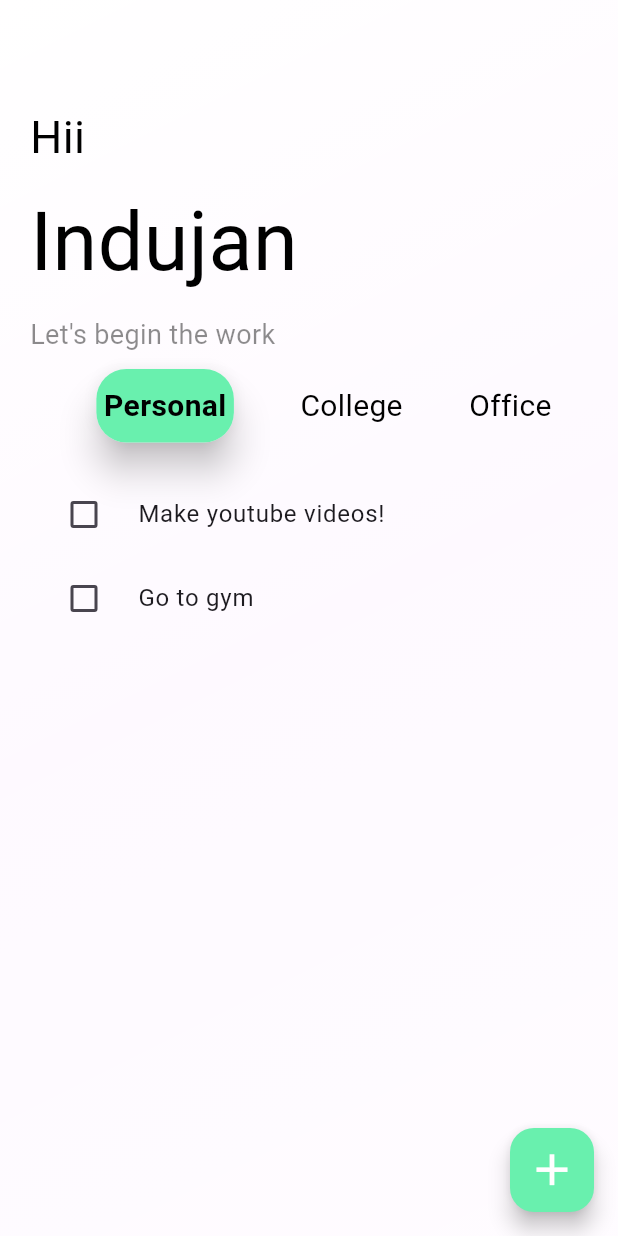
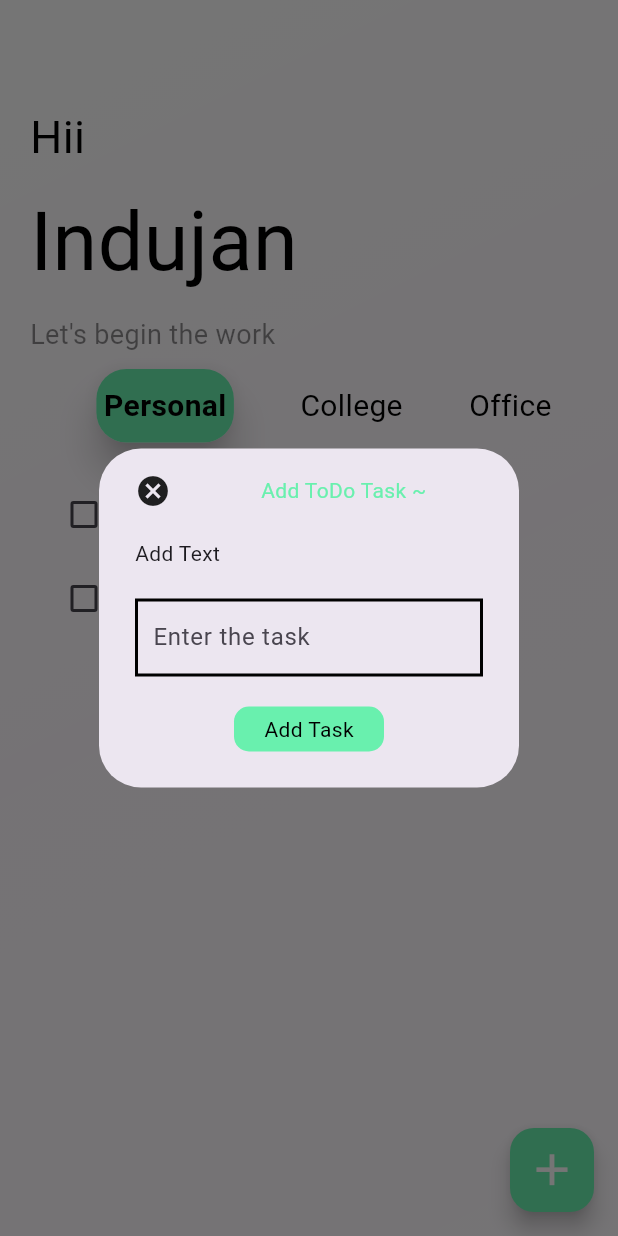
Before and after one commit to Indujan-Y/todo-list-using-flutter-and-firebase, a Flutter app: the screen it shows after launch, after a tap on the "add" icon, on a phone screen of 412 x 824 dp. Run offline on Flutter 3.47's test engine with Material 3 defaults, Android fonts, the phone set to English and light mode, and no system bars; our stand-ins replace firebase_core; accounts and stored records are empty.

Commit message:
add task dialog box done

```diff
--- a/lib/HomeScreen.dart
+++ b/lib/HomeScreen.dart
@@ -10,12 +10,15 @@ class HomeScreen extends StatefulWidget {
 
 class _HomeScreenState extends State<HomeScreen> {
   bool personal = true, college = false, office = false, suggest = false;
+  TextEditingController todoController = TextEditingController();
   @override
   Widget build(BuildContext context) {
     return Scaffold(
       floatingActionButton: FloatingActionButton(
         backgroundColor: Colors.greenAccent,
-        onPressed: () {},
+        onPressed: () {
+          openbox();
+        },
         child: const Icon(
           Icons.add,
           size: 35,
@@ -191,31 +194,111 @@ class _HomeScreenState extends State<HomeScreen> {
             ),
             CheckboxListTile(
               activeColor: Colors.greenAccent.shade400,
-              value: suggest, onChanged: (newValue) {
+              value: suggest,
+              onChanged: (newValue) {
                 setState(() {
                   suggest = newValue!;
                 });
               },
               controlAffinity: ListTileControlAffinity.leading,
-              title: const Text(
-                "Make youtube videos!"
-              ),
+              title: const Text("Make youtube videos!"),
             ),
             CheckboxListTile(
               activeColor: Colors.greenAccent.shade400,
-              value: suggest, onChanged: (newValue) {
+              value: suggest,
+              onChanged: (newValue) {
                 setState(() {
                   suggest = newValue!;
                 });
               },
               controlAffinity: ListTileControlAffinity.leading,
-              title: const Text(
-                "Go to gym"
-              ),
+              title: const Text("Go to gym"),
             ),
           ],
         ),
       ),
     );
   }
+
+  openbox() {
+    return showDialog(
+      context: context,
+      builder: (context) => AlertDialog(
+        content: SingleChildScrollView(
+          child: Column(
+            crossAxisAlignment: CrossAxisAlignment.start,
+            children: [
+              Row(
+                children: [
+                  GestureDetector(
+                    onTap: () {
+                      Navigator.pop(context);
+                    },
+                    child: const Icon(
+                      Icons.cancel,
+                    ),
+                  ),
+                  const SizedBox(
+                    width: 60,
+                  ),
+                  const Text(
+                    "Add ToDo Task ~",
+                    style: TextStyle(color: Colors.greenAccent),
+                  ),
+                ],
+              ),
+              const SizedBox(
+                height: 20,
+              ),
+              const Text(
+                "Add Text",
+              ),
+              const SizedBox(
+                height: 20,
+              ),
+              Container(
+                padding: const EdgeInsets.symmetric(
+                  horizontal: 10,
+                ),
+                decoration: BoxDecoration(
+                  border: Border.all(
+                    color: Colors.black,
+                    width: 2,
+                  ),
+                ),
+                child: TextField(
+                  controller: todoController,
+                  decoration: const InputDecoration(
+                    border: InputBorder.none,
+                    hintText: "Enter the task",
+                  ),
+                ),
+              ),
+              const SizedBox(
+                height: 20,
+              ),
+              Center(
+                child: Container(
+                  padding: const EdgeInsets.all(5),
+                  width: 100,
+                  decoration: BoxDecoration(
+                    color: Colors.greenAccent,
+                    borderRadius: BorderRadius.circular(10),
+                  ),
+                  child: const Center(
+                    child: Text(
+                      "Add Task",
+                      style: TextStyle(
+                        color: Colors.black,
+                      ),
+                    ),
+                  ),
+                ),
+              ),
+            ],
+          ),
+        ),
+      ),
+    );
+  }
 }
```
